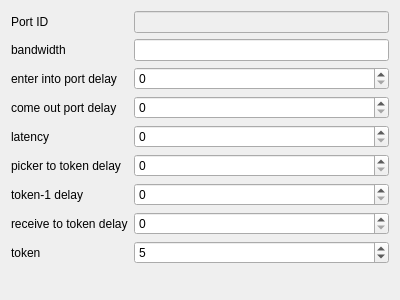
Above: dialogs/portdatadialog.ui from SammyEnigma/Soc-Performance-Evaluation before the change. Below: the same form after it.
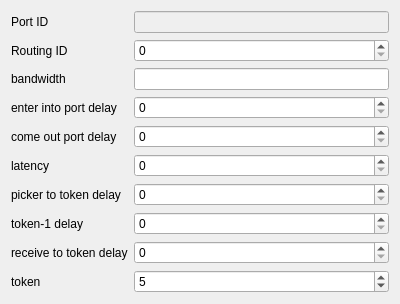
That is the form after the change.

Commit message: 添加routing_id

```diff
--- a/dialogs/portdatadialog.ui
+++ b/dialogs/portdatadialog.ui
@@ -30,7 +30,7 @@
        </property>
       </widget>
      </item>
-     <item row="1" column="0">
+     <item row="2" column="0">
       <widget class="QLabel" name="label">
        <property name="toolTip">
         <string>1 / send speed</string>
@@ -40,7 +40,30 @@
        </property>
       </widget>
      </item>
+     <item row="2" column="1">
+      <widget class="QLineEdit" name="lineEdit_2"/>
+     </item>
+     <item row="3" column="0">
+      <widget class="QLabel" name="label_8">
+       <property name="text">
+        <string>enter into port delay</string>
+       </property>
+      </widget>
+     </item>
+     <item row="3" column="1">
+      <widget class="QSpinBox" name="spinBox"/>
+     </item>
      <item row="4" column="0">
+      <widget class="QLabel" name="label_9">
+       <property name="text">
+        <string>come out port delay</string>
+       </property>
+      </widget>
+     </item>
+     <item row="4" column="1">
+      <widget class="QSpinBox" name="spinBox_7"/>
+     </item>
+     <item row="5" column="0">
       <widget class="QLabel" name="label_3">
        <property name="toolTip">
         <string>Send delay</string>
@@ -50,79 +73,66 @@
        </property>
       </widget>
      </item>
-     <item row="4" column="1">
+     <item row="5" column="1">
       <widget class="QSpinBox" name="spinBox_2"/>
      </item>
-     <item row="5" column="0">
+     <item row="6" column="0">
       <widget class="QLabel" name="label_4">
        <property name="text">
         <string>picker to token delay</string>
        </property>
       </widget>
      </item>
-     <item row="5" column="1">
+     <item row="6" column="1">
       <widget class="QSpinBox" name="spinBox_3"/>
      </item>
-     <item row="6" column="0">
+     <item row="7" column="0">
       <widget class="QLabel" name="label_5">
        <property name="text">
         <string>token-1 delay</string>
        </property>
       </widget>
      </item>
-     <item row="7" column="0">
+     <item row="7" column="1">
+      <widget class="QSpinBox" name="spinBox_4"/>
+     </item>
+     <item row="8" column="0">
       <widget class="QLabel" name="label_6">
        <property name="text">
         <string>receive to token delay</string>
        </property>
       </widget>
      </item>
-     <item row="8" column="0">
-      <widget class="QLabel" name="label_7">
-       <property name="text">
-        <string>token</string>
-       </property>
-      </widget>
-     </item>
-     <item row="6" column="1">
-      <widget class="QSpinBox" name="spinBox_4"/>
-     </item>
-     <item row="7" column="1">
+     <item row="8" column="1">
       <widget class="QSpinBox" name="spinBox_5">
        <property name="value">
         <number>0</number>
        </property>
       </widget>
      </item>
-     <item row="8" column="1">
+     <item row="9" column="0">
+      <widget class="QLabel" name="label_7">
+       <property name="text">
+        <string>token</string>
+       </property>
+      </widget>
+     </item>
+     <item row="9" column="1">
       <widget class="QSpinBox" name="spinBox_6">
        <property name="value">
         <number>5</number>
        </property>
       </widget>
      </item>
+     <item row="1" column="0">
+      <widget class="QLabel" name="label_10">
+       <property name="text">
+        <string>Routing ID</string>
+       </property>
+      </widget>
+     </item>
      <item row="1" column="1">
-      <widget class="QLineEdit" name="lineEdit_2"/>
-     </item>
-     <item row="2" column="0">
-      <widget class="QLabel" name="label_8">
-       <property name="text">
-        <string>enter into port delay</string>
-       </property>
-      </widget>
-     </item>
-     <item row="2" column="1">
-      <widget class="QSpinBox" name="spinBox"/>
-     </item>
-     <item row="3" column="0">
-      <widget class="QLabel" name="label_9">
-       <property name="text">
-        <string>come out port delay</string>
-       </property>
-      </widget>
-     </item>
-     <item row="3" column="1">
-      <widget class="QSpinBox" name="spinBox_7"/>
+      <widget class="QSpinBox" name="spinBox_8"/>
      </item>
     </layout>
    </item>
```
The commit also changes 6 other files.
